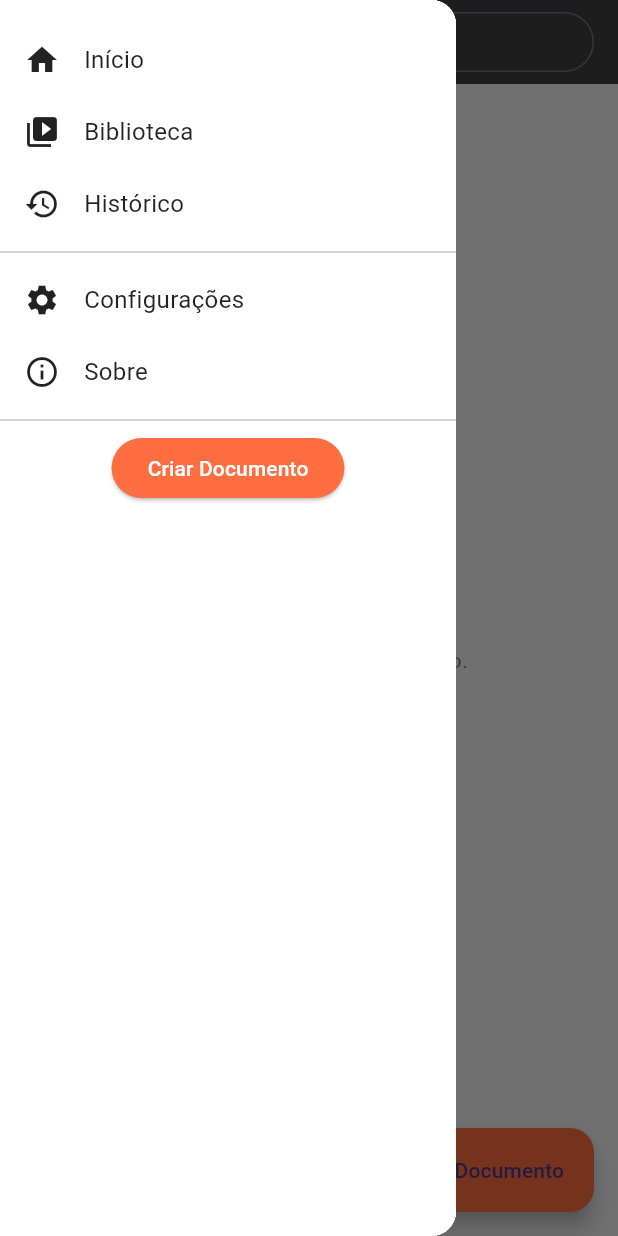
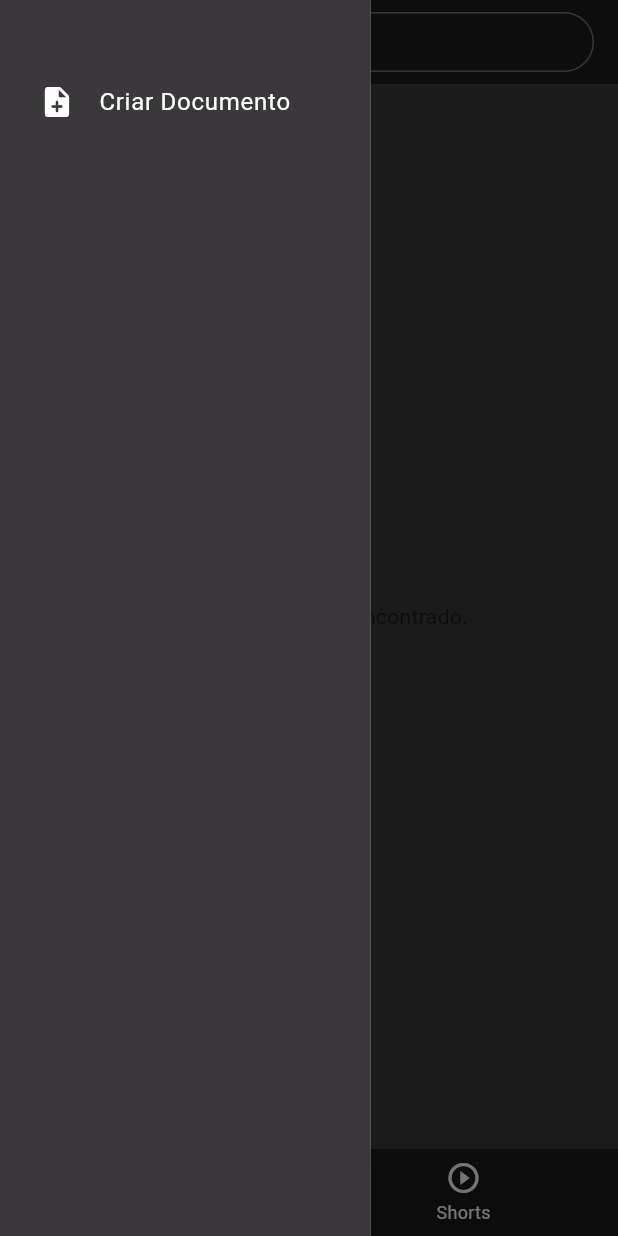
Before and after one commit to Raiam-Dev/InformacaoTotal, a Flutter app: the screen it shows after launch, with the side drawer open, on a phone screen of 412 x 824 dp. Run offline on Flutter 3.47's test engine with Material 3 defaults, Android fonts, the phone set to English and light mode, and no system bars; our stand-ins replace cloud_firestore, firebase_core; accounts and stored records are empty.

Commit message:
AtualizacaoV1

```diff
--- a/lib/cores/cores_globais.dart
+++ b/lib/cores/cores_globais.dart
@@ -1,3 +1,3 @@
 import 'dart:ui';
 
-Color corPadrao = const Color.fromARGB(221, 36, 36, 36);
+Color corPadrao = const Color.fromARGB(216, 24, 23, 23);
--- a/lib/main.dart
+++ b/lib/main.dart
@@ -21,7 +21,7 @@ class MyApp extends StatelessWidget {
       routes: {
         'PaginaCriarDocumento': (context) => PaginaCriarDocumento(),
         'PaginaPainel': (context) => PaginaPainel(),
-        'PaginaDocumento': (context) => PaginaDocumento(texto: ''),
+        'PaginaDocumento': (context) => PaginaDocumento(texto: '', title: ''),
       },
       home: PaginaPainel(),
     );
--- a/lib/paginas/pagina_painel.dart
+++ b/lib/paginas/pagina_painel.dart
@@ -1,5 +1,6 @@
+import 'package:app_biblioteca/cores/cores_globais.dart';
+import 'package:app_biblioteca/paginas/pagina_shorts.dart';
 import 'package:flutter/material.dart';
-import 'package:app_biblioteca/cores/cores_globais.dart';
 import 'package:app_biblioteca/paginas/pagina_documento_exibir.dart';
 import 'package:app_biblioteca/servico/clound_firebase_servico.dart';
 import 'package:app_biblioteca/widgets/app_bar_customisacao.dart';
@@ -16,6 +17,7 @@ class _PaginaPainelState extends State<PaginaPainel> {
   final CloundFirebaseServico database = CloundFirebaseServico();
   List<Map<String, dynamic>> documentos = [];
   bool carregando = true;
+  int indexBottomNavigator = 0;
 
   @override
   void initState() {
@@ -38,39 +40,37 @@ class _PaginaPainelState extends State<PaginaPainel> {
   }
 
   int _calcularColunas(double largura) {
-    if (largura > 1200) return 5;
-    if (largura > 1000) return 4;
-    if (largura > 800) return 3;
-    if (largura > 600) return 2;
+    if (largura > 1200) return 3;
+    if (largura > 1000) return 3;
+    if (largura > 800) return 2;
+    if (largura > 600) return 1;
     return 1;
   }
 
   Widget _buildCard(Map<String, dynamic> doc, double cardHeight) {
-    final imagemUrl = doc['imagem'] ?? 'https://via.placeholder.com/150';
+    final imagemUrl = doc['imagem'];
     return GestureDetector(
       onTap: () {
         Navigator.push(
           context,
           MaterialPageRoute(
-            builder: (_) => PaginaDocumento(texto: doc['texto'] ?? ''),
+            builder: (_) =>
+                PaginaDocumento(texto: doc['texto'] ?? '', title: doc['title']),
           ),
         );
       },
-      child: SizedBox(
-        height: cardHeight,
-        child: Card(
-          color: Colors.white,
-          elevation: 3,
-          shape: RoundedRectangleBorder(
-            borderRadius: BorderRadius.circular(12),
+      child: Container(
+        padding: EdgeInsets.all(5),
+        decoration: BoxDecoration(
+          color: Colors.transparent,
+          borderRadius: BorderRadius.all(Radius.circular(10)),
         ),
-          clipBehavior: Clip.antiAlias,
         child: Column(
-            crossAxisAlignment: CrossAxisAlignment.start,
           children: [
-              SizedBox(
-                height: cardHeight * 0.6,
-                width: double.infinity,
+            AspectRatio(
+              aspectRatio: 16 / 9,
+              child: ClipRRect(
+                borderRadius: BorderRadiusGeometry.all(Radius.circular(10)),
                 child: Image.network(
                   imagemUrl,
                   fit: BoxFit.cover,
@@ -78,15 +78,20 @@ class _PaginaPainelState extends State<PaginaPainel> {
                       const Icon(Icons.broken_image, color: Colors.grey),
                 ),
               ),
-              Padding(
-                padding: const EdgeInsets.all(8.0),
-                child: Row(
+            ),
+            SizedBox(height: MediaQuery.of(context).size.height * 0.01),
+            Row(
               crossAxisAlignment: CrossAxisAlignment.start,
               children: [
-                    const CircleAvatar(
-                      radius: 16,
-                      backgroundColor: Colors.grey,
-                      child: Icon(Icons.person, color: Colors.white, size: 18),
+                CircleAvatar(
+                  radius: 20,
+                  backgroundColor: Colors.transparent,
+                  child: ClipRRect(
+                    borderRadius: BorderRadiusGeometry.circular(100),
+                    child: Image.network(
+                      'https://static.vecteezy.com/system/resources/previews/016/133/305/non_2x/rk-logo-design-monogram-emblem-style-with-crown-shape-template-icon-vector.jpg',
+                    ),
+                  ),
                 ),
                 const SizedBox(width: 8),
                 Expanded(
@@ -95,37 +100,38 @@ class _PaginaPainelState extends State<PaginaPainel> {
                     children: [
                       Text(
                         doc['title'] ?? 'Sem título',
+                        maxLines: 2,
+                        overflow: TextOverflow.ellipsis,
+                        style: const TextStyle(
+                          fontSize: 16,
+                          fontFamily: "Roboto",
+                          fontWeight: FontWeight.w500,
+                          color: Colors.white,
+                          letterSpacing: 0.1,
+                          height: 1.3,
+                        ),
+                      ),
+
+                      const SizedBox(height: 4),
+                      Text(
+                        doc['subtitulo'] ?? '',
                         maxLines: 1,
                         overflow: TextOverflow.ellipsis,
                         style: const TextStyle(
-                              fontWeight: FontWeight.bold,
-                              fontSize: 14,
-                              color: Colors.black87,
+                          fontSize: 13,
+                          fontFamily: "Roboto",
+                          fontWeight: FontWeight.w400,
+                          color: Color(0xFFAAAAAA),
+                          letterSpacing: 0,
+                          height: 1.2,
                         ),
-                          ),
-                          const SizedBox(height: 4),
-                          Text(
-                            doc['texto'] ?? '',
-                            maxLines: 2,
-                            overflow: TextOverflow.ellipsis,
-                            style: const TextStyle(
-                              fontSize: 12,
-                              color: Colors.black54,
-                            ),
-                          ),
-                        ],
-                      ),
-                    ),
-                    const Icon(
-                      Icons.play_circle_fill,
-                      color: Colors.deepOrangeAccent,
-                      size: 24,
                       ),
                     ],
                   ),
                 ),
               ],
             ),
+          ],
         ),
       ),
     );
@@ -137,29 +143,41 @@ class _PaginaPainelState extends State<PaginaPainel> {
     final colunas = _calcularColunas(largura);
 
     return Scaffold(
-      backgroundColor: Colors.grey[100],
-      appBar: AppBarCustomisacao(),
-      drawer: largura < 800
-          ? Drawer(
+      backgroundColor: corPadrao,
+      appBar: indexBottomNavigator == 0 ? AppBarCustomisacao() : null,
+      drawer: Drawer(
+        width: MediaQuery.of(context).size.width * 0.60,
+        shape: ContinuousRectangleBorder(),
         child: MenuLateral(
-                width: largura * 0.20,
           children: [
-                  ElevatedButton(
-                    onPressed: () =>
-                        Navigator.pushNamed(context, 'PaginaCriarDocumento'),
-                    child: const Text('Criar Documento'),
-                    style: ElevatedButton.styleFrom(
-                      backgroundColor: Colors.deepOrangeAccent,
-                      foregroundColor: Colors.white,
+            SizedBox(height: 40),
+            GestureDetector(
+              onTap: () async {
+                await Navigator.pushNamed(context, 'PaginaCriarDocumento');
+                _carregarDocumentos();
+              },
+              child: ListTile(
+                leading: Icon(Icons.note_add_rounded, color: Colors.white),
+                title: Text(
+                  'Criar Documento',
+                  style: TextStyle(color: Colors.white),
+                ),
               ),
             ),
           ],
         ),
-            )
-          : null,
-      body: Row(
+      ),
+      body: indexBottomNavigator == 0
+          ? Row(
               children: [
-          if (largura >= 800) MenuLateral(width: largura * 0.18, children: []),
+                if (largura >= 800)
+                  MenuLateral(
+                    children: [
+                      SizedBox(height: 10),
+                      Icon(Icons.home),
+                      Text("Home"),
+                    ],
+                  ),
                 Expanded(
                   child: carregando
                       ? const Center(child: CircularProgressIndicator())
@@ -175,18 +193,20 @@ class _PaginaPainelState extends State<PaginaPainel> {
                           child: Padding(
                             padding: const EdgeInsets.all(16.0),
                             child: GridView.builder(
-                        gridDelegate: SliverGridDelegateWithFixedCrossAxisCount(
+                              gridDelegate:
+                                  SliverGridDelegateWithFixedCrossAxisCount(
                                     crossAxisCount: colunas,
-                          crossAxisSpacing: 16,
-                          mainAxisSpacing: 16,
-                          childAspectRatio: 0.75,
+                                    crossAxisSpacing: 4,
+                                    mainAxisSpacing: 1,
+                                    childAspectRatio: 1.2,
                                   ),
                               itemCount: documentos.length,
                               itemBuilder: (context, index) {
                                 final doc = documentos[index];
                                 return LayoutBuilder(
                                   builder: (context, constraints) {
-                              final cardHeight = constraints.maxWidth * 0.75;
+                                    final cardHeight =
+                                        constraints.maxWidth * 0.75;
                                     return _buildCard(doc, cardHeight);
                                   },
                                 );
@@ -196,15 +216,24 @@ class _PaginaPainelState extends State<PaginaPainel> {
                         ),
                 ),
               ],
+            )
+          : PaginaShorts(),
+      bottomNavigationBar: BottomNavigationBar(
+        onTap: (index) {
+          indexBottomNavigator = index;
+          setState(() {});
+        },
+        backgroundColor: corPadrao,
+        currentIndex: indexBottomNavigator,
+        unselectedItemColor: Colors.white,
+        fixedColor: Colors.red,
+        items: [
+          BottomNavigationBarItem(icon: Icon(Icons.home), label: "Home"),
+          BottomNavigationBarItem(
+            icon: Icon(Icons.play_circle_outline),
+            label: "Shorts",
           ),
-      floatingActionButton: FloatingActionButton.extended(
-        onPressed: () async {
-          await Navigator.pushNamed(context, 'PaginaCriarDocumento');
-          _carregarDocumentos();
-        },
-        icon: const Icon(Icons.add),
-        label: const Text('Criar Documento'),
-        backgroundColor: Colors.deepOrangeAccent,
+        ],
       ),
     );
   }
--- a/lib/servico/clound_firebase_servico.dart
+++ b/lib/servico/clound_firebase_servico.dart
@@ -1,4 +1,3 @@
-import 'dart:convert';
 import 'package:app_biblioteca/servico/modeloException/exception_database.dart';
 import 'package:cloud_firestore/cloud_firestore.dart';
 
--- a/lib/widgets/app_bar_customisacao.dart
+++ b/lib/widgets/app_bar_customisacao.dart
@@ -1,5 +1,6 @@
 import 'package:app_biblioteca/cores/cores_globais.dart';
 import 'package:flutter/material.dart';
+import 'package:flutter/rendering.dart';
 
 class AppBarCustomisacao extends AppBar {
   AppBarCustomisacao({super.key});
@@ -12,6 +13,7 @@ class _AppbarCustomisacaoState extends State<AppBarCustomisacao> {
   @override
   Widget build(BuildContext context) {
     return AppBar(
+      iconTheme: IconThemeData(color: Colors.white),
       centerTitle: true,
       title: SizedBox(
         width: 800,
@@ -24,7 +26,6 @@ class _AppbarCustomisacaoState extends State<AppBarCustomisacao> {
           onFieldSubmitted: (value) {},
         ),
       ),
-      leading: Icon(Icons.book_rounded, size: 30, color: Colors.white),
       elevation: 0,
       backgroundColor: corPadrao,
       surfaceTintColor: corPadrao,
--- a/lib/widgets/menu_lateral.dart
+++ b/lib/widgets/menu_lateral.dart
@@ -1,30 +1,21 @@
+import 'package:app_biblioteca/cores/cores_globais.dart';
 import 'package:flutter/material.dart';
 
 class MenuLateral extends StatelessWidget {
-  final double width;
   final List<Widget> children;
 
-  const MenuLateral({super.key, required this.children, required this.width});
+  const MenuLateral({super.key, required this.children});
 
   @override
   Widget build(BuildContext context) {
     return Container(
-      width: width,
-      color: Colors.white,
+      color: corPadrao,
       child: Column(
         children: [
-          const SizedBox(height: 16),
-          _menuItem(Icons.home, 'Início', () {}),
-          _menuItem(Icons.video_library, 'Biblioteca', () {}),
-          _menuItem(Icons.history, 'Histórico', () {}),
-          const Divider(thickness: 1),
-          _menuItem(Icons.settings, 'Configurações', () {}),
-          _menuItem(Icons.info_outline, 'Sobre', () {}),
-          const Divider(thickness: 1),
           Padding(
-            padding: const EdgeInsets.symmetric(horizontal: 12),
+            padding: const EdgeInsets.symmetric(horizontal: 10),
             child: Column(
-              crossAxisAlignment: CrossAxisAlignment.start,
+              crossAxisAlignment: CrossAxisAlignment.center,
               children: children,
             ),
           ),
@@ -32,25 +23,4 @@ class MenuLateral extends StatelessWidget {
       ),
     );
   }
-
-  Widget _menuItem(IconData icon, String title, VoidCallback onTap) {
-    return InkWell(
-      onTap: onTap,
-      child: Container(
-        padding: const EdgeInsets.symmetric(vertical: 12, horizontal: 16),
-        child: Row(
-          children: [
-            Icon(icon, size: 24, color: Colors.black87),
-            const SizedBox(width: 16),
-            Expanded(
-              child: Text(
-                title,
-                style: const TextStyle(fontSize: 16, color: Colors.black87),
-              ),
-            ),
-          ],
-        ),
-      ),
-    );
-  }
 }
```
Also changed, not shown: lib/paginas/pagina_documento_criar.dart (+19 -29 lines), lib/paginas/pagina_documento_exibir.dart (+31 -22 lines), lib/paginas/pagina_shorts.dart (added, +17 -0 lines), pubspec.yaml (+4 -4 lines). Lines whose indentation alone changed are shown as unchanged.
